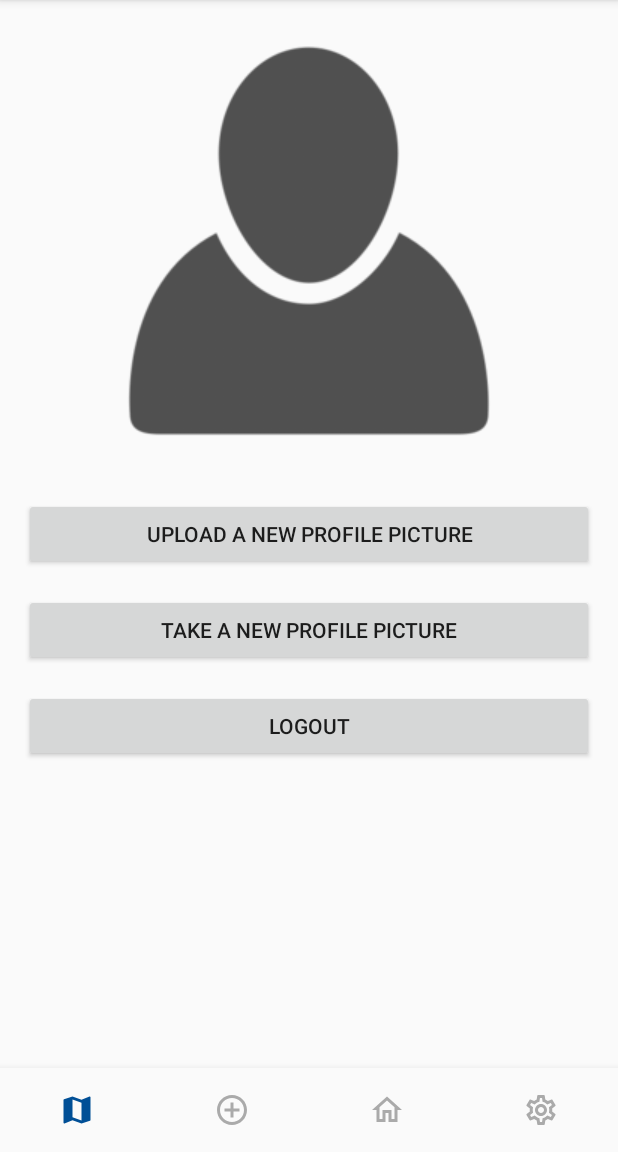
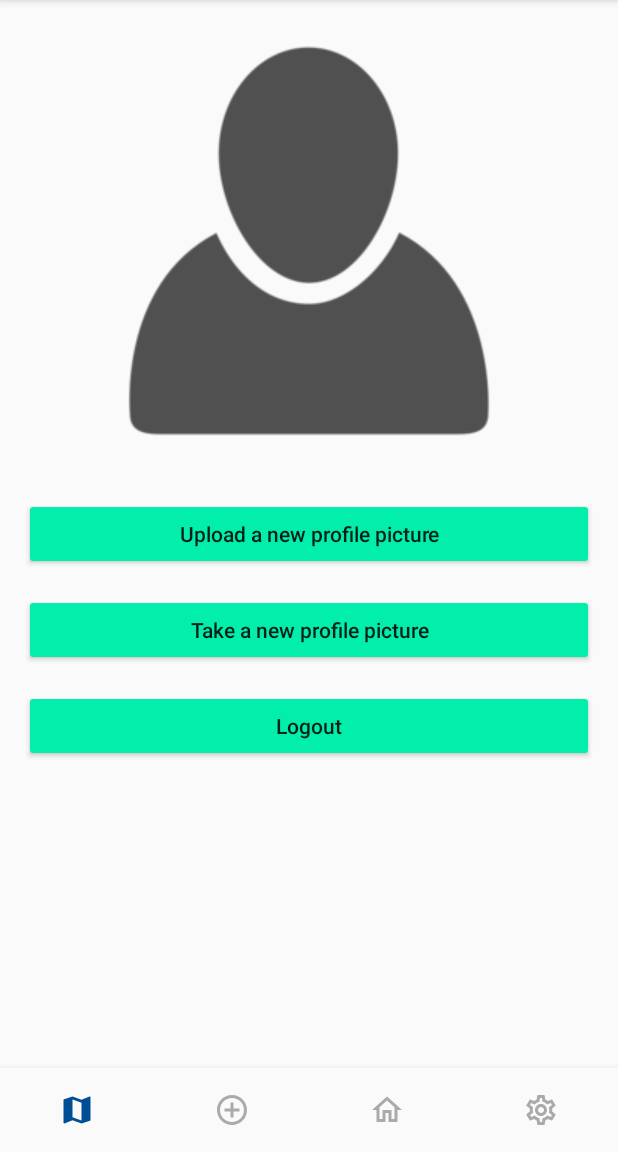
Before and after one commit to LucasG234/ProtestTracker, an Android app: the fragment SettingsFragment placed in its activity, on a phone screen of 412 x 824 dp, the part 84-1236 px from its top. Run offline under Robolectric (Android 15) with nearby library versions, the phone set to English and light mode, and no system bars; libraries missing offline, so code that uses them is left out: com.facebook, com.facebook.login, com.parse; pictures from the network do not load; 1 statement that could not run was skipped.

Commit message:
Changed remaining buttons to new style

```diff
--- a/app/src/main/res/layout/activity_post_detail.xml
+++ b/app/src/main/res/layout/activity_post_detail.xml
@@ -97,7 +97,9 @@
         android:id="@+id/detailFacebookShareButton"
         android:layout_width="wrap_content"
         android:layout_height="wrap_content"
+        android:backgroundTint="@color/colorAccent"
         android:text="@string/facebook_share_button"
+        android:textAllCaps="false"
         app:layout_constraintBottom_toBottomOf="parent"
         app:layout_constraintEnd_toStartOf="@id/detailTwitterShareButton"
         app:layout_constraintStart_toStartOf="parent" />
@@ -106,7 +108,9 @@
         android:id="@+id/detailTwitterShareButton"
         android:layout_width="wrap_content"
         android:layout_height="wrap_content"
+        android:backgroundTint="@color/colorAccent"
         android:text="@string/twitter_share_button"
+        android:textAllCaps="false"
         app:layout_constraintBottom_toBottomOf="parent"
         app:layout_constraintEnd_toEndOf="parent"
         app:layout_constraintStart_toEndOf="@id/detailFacebookShareButton" />
--- a/app/src/main/res/layout/fragment_settings.xml
+++ b/app/src/main/res/layout/fragment_settings.xml
@@ -11,17 +11,19 @@
         android:layout_width="@dimen/match_constraint"
         android:layout_height="@dimen/standard_image_height"
         android:layout_margin="@dimen/standard_margin"
+        android:src="@drawable/default_user"
         app:layout_constraintEnd_toEndOf="parent"
         app:layout_constraintStart_toStartOf="parent"
-        app:layout_constraintTop_toTopOf="parent"
-        android:src="@drawable/default_user" />
+        app:layout_constraintTop_toTopOf="parent" />
 
     <Button
         android:id="@+id/settingsProfilePictureGalleryButton"
         android:layout_width="match_parent"
         android:layout_height="wrap_content"
         android:layout_margin="@dimen/standard_margin"
+        android:backgroundTint="@color/colorAccent"
         android:text="@string/profile_picture_gallery_button"
+        android:textAllCaps="false"
         app:layout_constraintEnd_toEndOf="parent"
         app:layout_constraintStart_toStartOf="parent"
         app:layout_constraintTop_toBottomOf="@+id/settingsProfileImage" />
@@ -31,7 +33,9 @@
         android:layout_width="match_parent"
         android:layout_height="wrap_content"
         android:layout_margin="@dimen/standard_margin"
+        android:backgroundTint="@color/colorAccent"
         android:text="@string/profile_picture_camera_button"
+        android:textAllCaps="false"
         app:layout_constraintEnd_toEndOf="parent"
         app:layout_constraintStart_toStartOf="parent"
         app:layout_constraintTop_toBottomOf="@+id/settingsProfilePictureGalleryButton" />
@@ -41,7 +45,9 @@
         android:layout_width="match_parent"
         android:layout_height="wrap_content"
         android:layout_margin="@dimen/standard_margin"
+        android:backgroundTint="@color/colorAccent"
         android:text="@string/logout_button"
+        android:textAllCaps="false"
         app:layout_constraintEnd_toEndOf="parent"
         app:layout_constraintStart_toStartOf="parent"
         app:layout_constraintTop_toBottomOf="@+id/settingsProfilePictureCameraButton" />
--- a/app/src/main/res/values/strings.xml
+++ b/app/src/main/res/values/strings.xml
@@ -23,8 +23,8 @@
     <string name="feed_filter_text">Distance shown:</string>
     <string name="post_like_button">Recommend</string>
     <string name="post_ignore_button">Ignore</string>
-    <string name="facebook_share_button">Share with facebook</string>
-    <string name="twitter_share_button">Share with twitter</string>
+    <string name="facebook_share_button">Share with Facebook</string>
+    <string name="twitter_share_button">Share with Twitter</string>
 
     <!-- Text for BottomNavigationView -->
     <string name="bottom_navigation_feed">Feed</string>
```
